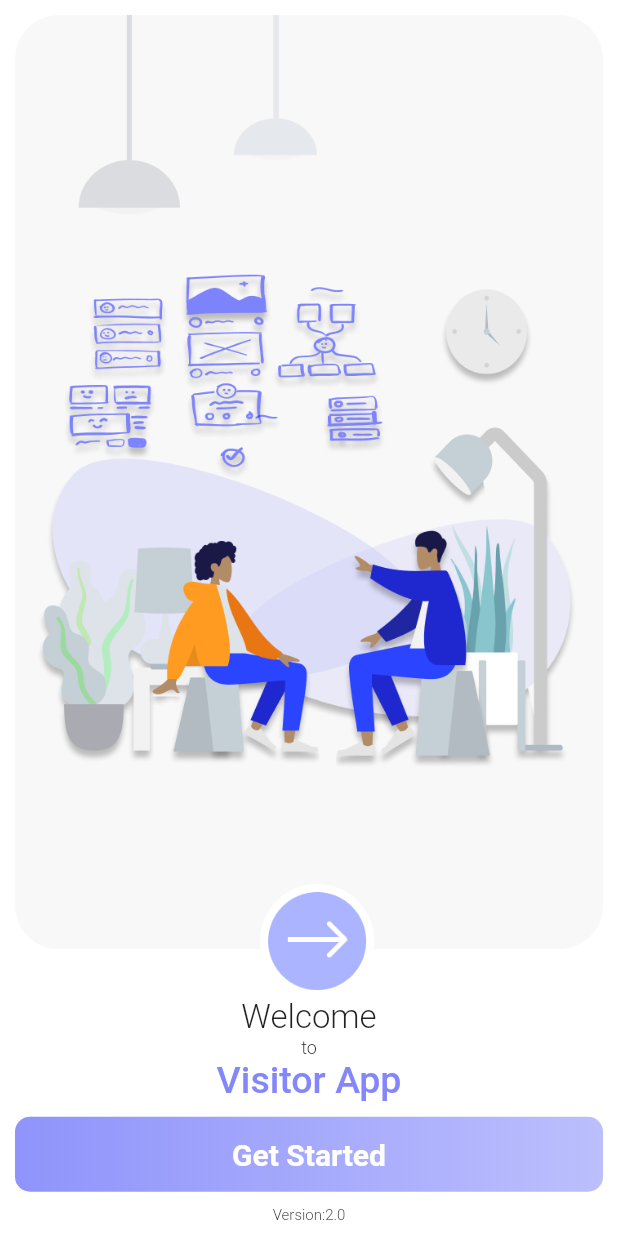
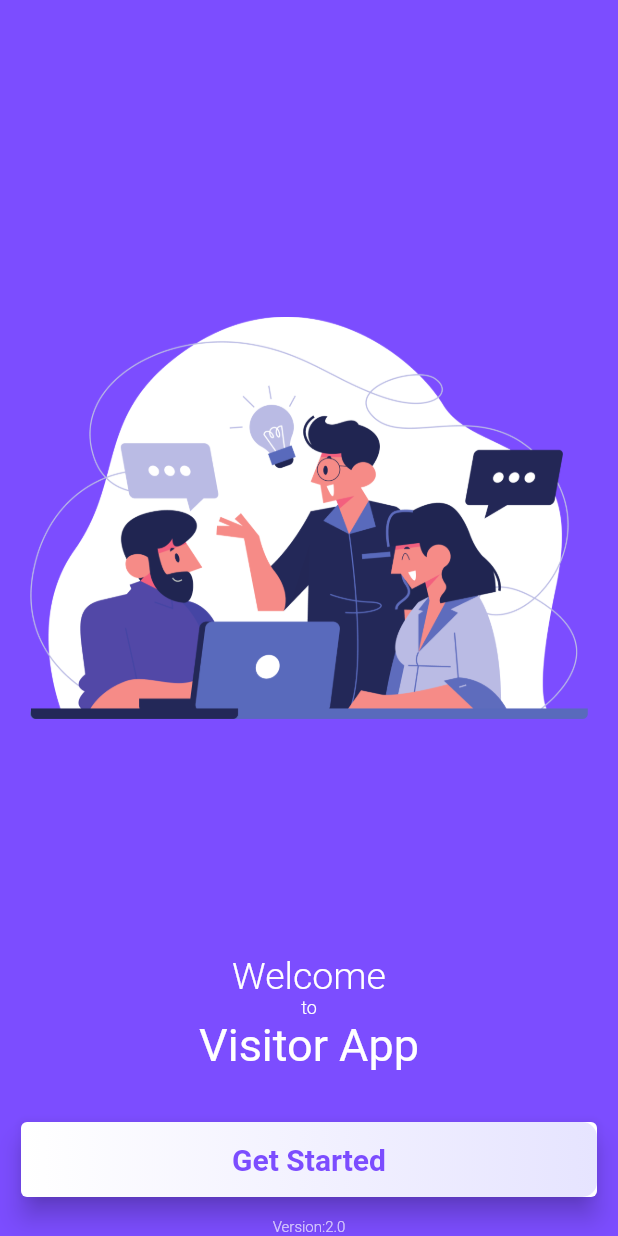
Before and after one commit to ShivShrivas/visitor-app-flutter, a Flutter app: the SplashScreen screen opened directly, on a phone screen of 412 x 824 dp. Run offline on Flutter 3.47's test engine with Material 2 defaults, Android fonts, the phone set to English and light mode, and no system bars; our stand-ins replace dio, firebase_core, firebase_messaging, flutter_local_notifications, google_fonts, retrofit and 1 more; accounts and stored records are empty; Roboto replaces fonts that are missing (Abel, RaleWay).

```diff
--- a/lib/MyHomePage.dart
+++ b/lib/MyHomePage.dart
@@ -65,11 +65,11 @@ class _MyHomePageState extends State<MyHomePage> {
       body: jsonBody,
       encoding: encoding,
     ));
-   if(response!=null){
+   if(LoginResponse.fromJson(json.decode(response.body)[0]).userId!=null){
      final List<dynamic> parsed = json.decode(response.body);
 
      final loginResponse = LoginResponse.fromJson(parsed[0]);
-     print(loginResponse);
+     print(response);
      if(loginResponse.userName!=null){
        SharedPreferences pref = await SharedPreferences.getInstance();
        Clipboard.setData(ClipboardData(text: widget.GSMID));
@@ -233,7 +233,7 @@ class _MyHomePageState extends State<MyHomePage> {
                       SizedBox(height: 40,),
                       !_loading? GestureDetector(
                         onTap: () async {
-
+                            if(userIdController.text.length>1 && passwordController.text.length>1){
                               setState((){
                                 _loading=true;
                               });
@@ -241,6 +241,12 @@ class _MyHomePageState extends State<MyHomePage> {
                               setState((){
                                 _loading=false;
                               });
+
+                            }else{
+                              ScaffoldMessenger.of(context).showSnackBar(SnackBar(
+                                content: Text("Please Enter User ID and Password properly"),
+                              ));
+                            }
 
                         },
                         child:  Container(
--- a/lib/SplashScreen.dart
+++ b/lib/SplashScreen.dart
@@ -36,14 +36,26 @@ class _SplashScreenState extends State<SplashScreen> with TickerProviderStateMix
       }
     });
     Timer(Duration(milliseconds: 4000), () {
-      Navigator.push(
-          context,
-          MaterialPageRoute(
-            builder: (context) => MyHomePage(title: "Login Page", GSMID: GSMId,),
-          ));
+      Navigator.of(context).push(_createRoute());
     });
   }
+  Route _createRoute() {
+    return PageRouteBuilder(
+      pageBuilder: (context, animation, secondaryAnimation) =>MyHomePage(title: "Login Page", GSMID: GSMId,),
+      transitionsBuilder: (context, animation, secondaryAnimation, child) {
+        const begin = Offset(0.0, 10);
+        const end = Offset.zero;
+        const curve = Curves.bounceIn;
 
+        var tween = Tween(begin: begin, end: end).chain(CurveTween(curve: curve));
+
+        return SlideTransition(
+          position: animation.drive(tween),
+          child: child,
+        );
+      },
+    );
+  }
   @override
   Widget build(BuildContext context) {
     final double width = MediaQuery.of(context).size.width;
@@ -51,54 +63,50 @@ class _SplashScreenState extends State<SplashScreen> with TickerProviderStateMix
     return Scaffold(
       backgroundColor:Color.fromRGBO(255, 255, 255, 1.0),
       body: Container(
-              child: SingleChildScrollView(
-                child: Center(
+        color: Colors.deepPurpleAccent,
               child: Column(
                 mainAxisAlignment: MainAxisAlignment.spaceBetween,
                 children: [
+                Padding(padding: EdgeInsets.only(left: 20.0,right: 20.0,top:MediaQuery.of(context).size.height/3.9)
+                  ,child:  Image.asset("assets/images/splasg_ic.png"),),
 
                 Column(
                   children: [
-                      Padding(padding: EdgeInsets.only(left: 10.0,right: 10.0,top: 10.0)
-                        ,child:  Image.asset("assets/images/splash_bg.png"),),
-
-                      Column(
-                        children: [
-                          Text("Welcome",style: TextStyle(fontSize: 22,fontWeight: FontWeight.w300),),
-                          Text("to",style: TextStyle(fontSize: 12,fontWeight: FontWeight.w300),),
-                          Text("Visitor App",style: TextStyle(fontSize: 25,fontWeight: FontWeight.w500,color: Color.fromRGBO(
-                              132, 135, 250, 1.0)),),
-                        ],
-                      ),
-                    ],),
+                    Text("Welcome",style: TextStyle(fontSize: 25,fontWeight: FontWeight.w300,fontFamily: 'Abel',color: Colors.white),),
+                    Text("to",style: TextStyle(fontSize: 12,fontWeight: FontWeight.w300,fontFamily: 'Abel',color: Colors.white),),
+                    Text("Visitor App",style: TextStyle(fontSize: 30,fontFamily: 'Abel',color: Color.fromRGBO(
+                        255, 255, 255, 1.0)),),
+                    SizedBox(height: 20,),
                     Padding(padding: EdgeInsets.all(10),child:   GestureDetector(
                       onTap: (){
                       },
-                        child:  Container(
+                      child:  Card(
+                        elevation: 7,
+                        child: Container(
                           height: 50,
                           decoration: BoxDecoration(
                               borderRadius: BorderRadius.circular(10),
                               gradient: LinearGradient(
                                   colors: [
-                                    Color.fromRGBO(143, 148, 251, 1),
-                                    Color.fromRGBO(143, 148, 251, .6),
+                                    Color.fromRGBO(255, 255, 255, 1.0),
+                                    Color.fromRGBO(
+                                        230, 228, 255, 1.0),
                                   ]
                               )
                           ),
                           child: Center(
-                            child: Text("Get Started", style: TextStyle(color: Colors.white, fontWeight: FontWeight.bold,fontFamily: 'RaleWay',fontSize: 20),),
+                            child: Text("Get Started", style: TextStyle(color: Colors.deepPurpleAccent, fontWeight: FontWeight.bold,fontFamily: 'RaleWay',fontSize: 20),),
+                          ),
                         ),
                       ),
                     ),
                     )
                     ,
-                      Text("Version:2.0",style: TextStyle(fontSize: 10,fontWeight: FontWeight.w300),),
-
+                    Text("Version:2.0",style: TextStyle(fontSize: 10,fontWeight: FontWeight.w300,color: Colors.white70),),
 
                   ],
                 ),
-                ),
-              ),
+              ],),
       ),
     );
   }
```
Also changed, not shown: pubspec.yaml (+4 -6 lines), assets/fonts/Abel-Regular.ttf (added), assets/fonts/scada_regular.ttf (added), assets/images/splasg_ic.png (added), 16 other files. Lines whose indentation alone changed are shown as unchanged.
